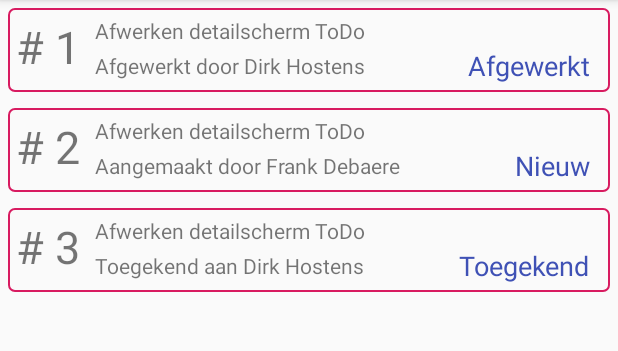
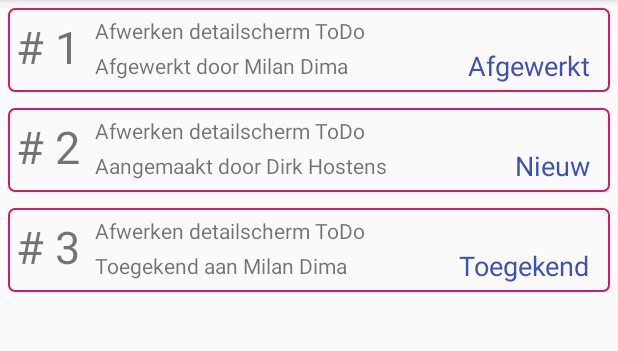
Before and after one commit to MilanVives/KotlinRecyclerViewGoodPractices, an Android app: the screen it shows after launch (MainActivity), after a tap on "NAVIGEER NAAR TODO LIJST", on a phone screen of 412 x 824 dp, the part 84-435 px from its top. Run offline under Robolectric (Android 15) with nearby library versions, the phone set to English and light mode, and no system bars; our stand-ins replace data binding.

Commit message:
Initial commit

```diff
--- a/app/src/main/java/be/vives/mytodo/screens/main/MainFragment.kt
+++ b/app/src/main/java/be/vives/mytodo/screens/main/MainFragment.kt
@@ -21,8 +21,8 @@ import java.util.*
  */
 class MainFragment : Fragment() {
 
-    private val user1 = User(2, "Dirk", "Hostens", "password", true)
-    private val user2 = User(1, "Frank", "Debaere", "password", true)
+    private val user1 = User(2, "Milan", "Dima", "password", true)
+    private val user2 = User(1, "Dirk", "Hostens", "password", true)
     private val toDo = ToDo(
         1,
         "Afwerken detailscherm ToDo",
--- a/app/src/main/java/be/vives/mytodo/screens/utils/MockupToDo.kt
+++ b/app/src/main/java/be/vives/mytodo/screens/utils/MockupToDo.kt
@@ -9,8 +9,8 @@ import java.util.*
 class MockupToDo {
 
     companion object {
-        private val assignedUser = User(2, "Dirk", "Hostens", "password", true)
-        private val createduser = User(1, "Frank", "Debaere", "password", true)
+        private val assignedUser = User(2, "Milan", "Dima", "password", true)
+        private val createduser = User(1, "Dirk", "Hostens", "password", true)
 
         private val toDo = ToDo(
             1,
```
